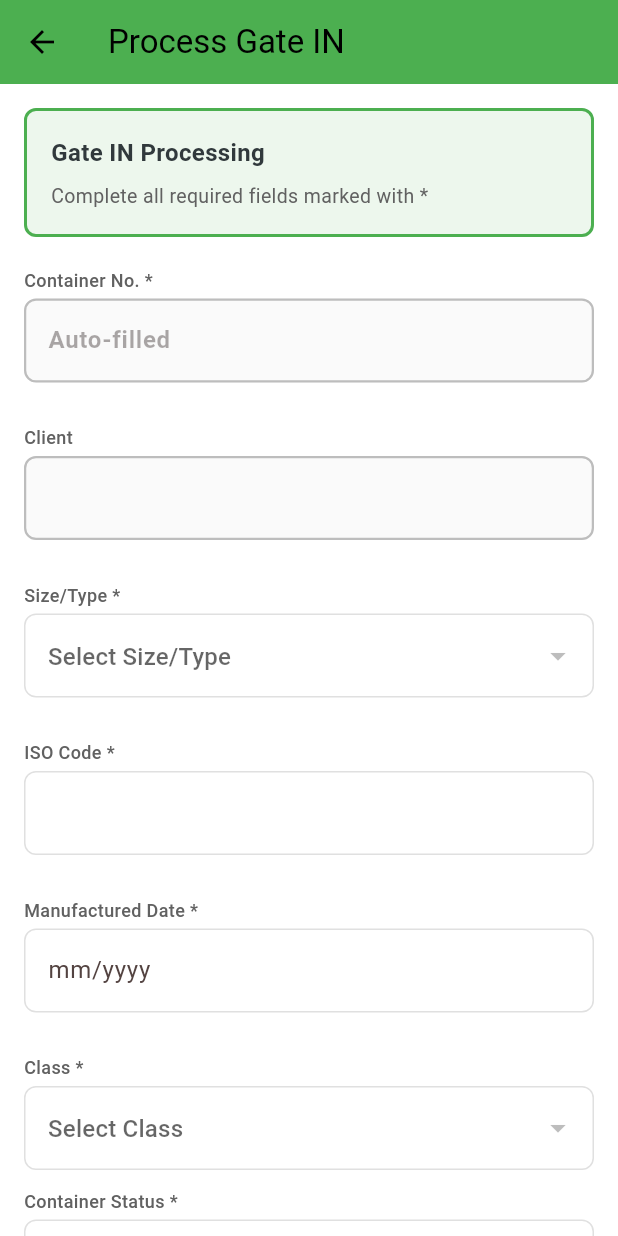
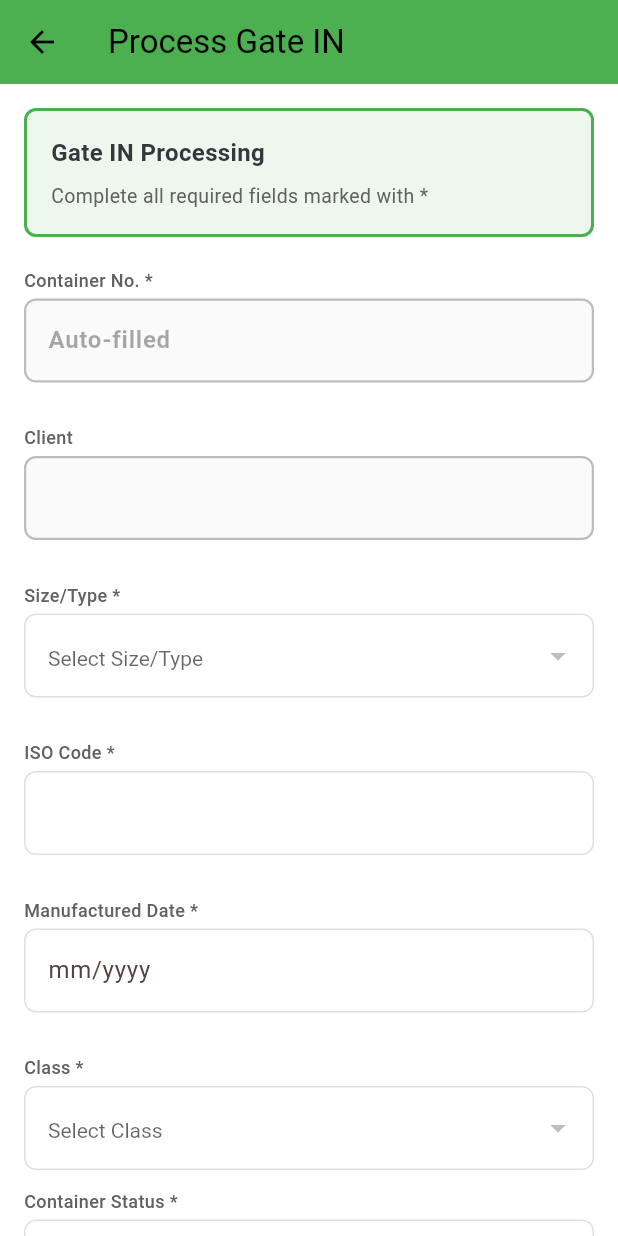
Before and after one commit to sh3ki/TBS-mobile, a Flutter app: the ProcessScreen screen opened directly with empty values, on a phone screen of 412 x 824 dp. Run offline on Flutter 3.47's test engine with Material 3 defaults, Android fonts, the phone set to English and light mode, and no system bars; our stand-ins replace camera, dio, flutter_secure_storage, image_picker, shared_preferences; accounts and stored records are empty.

Commit message:
Update lib/screens/process_screen.dart

```diff
--- a/lib/screens/process_screen.dart
+++ b/lib/screens/process_screen.dart
@@ -1550,6 +1550,10 @@ class _ProcessScreenState extends State<ProcessScreen> {
                 DropdownMenuItem<T>(value: e.id as T, child: Text(e.label)))
             .toList(),
         onChanged: enabled ? onChanged : null,
+        style: TextStyle(
+          color: enabled ? Colors.black87 : Colors.black,
+          fontWeight: enabled ? FontWeight.normal : FontWeight.w600,
+        ),
         decoration: InputDecoration(
           labelText: label,
           hintText: hintText,
@@ -1563,8 +1567,10 @@ class _ProcessScreenState extends State<ProcessScreen> {
           ),
           disabledBorder: OutlineInputBorder(
             borderRadius: BorderRadius.circular(8),
-            borderSide: BorderSide(color: Colors.grey[200]!),
+            borderSide: BorderSide(color: Colors.grey[400]!, width: 1.5),
           ),
+          filled: true,
+          fillColor: enabled ? Colors.white : Colors.grey[50],
         ),
       ),
     );
@@ -1773,7 +1779,7 @@ class _ProcessScreenState extends State<ProcessScreen> {
                       _statusOptions,
                       (value) => setState(() => _selectedStatusOut = value),
                       hintText: 'Select Container Status',
-                      enabled: true,
+                      enabled: false,
                     ),
                     const SizedBox(height: 16),
 
```
